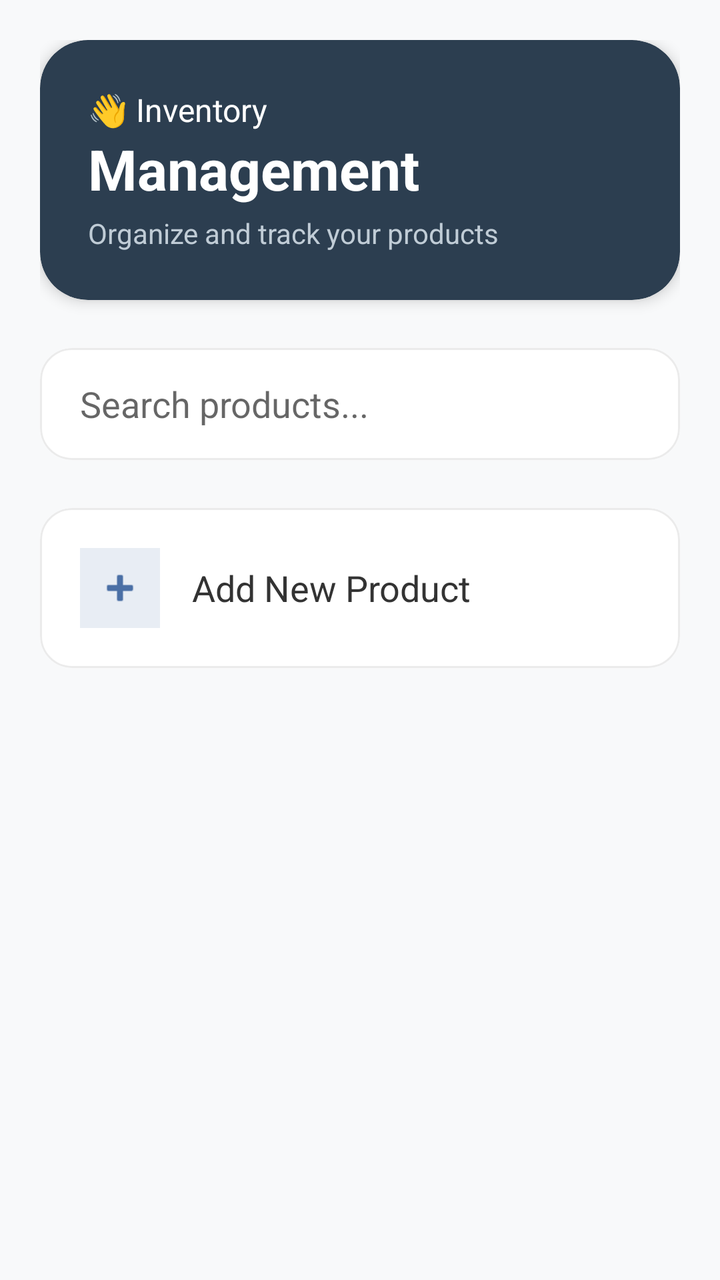
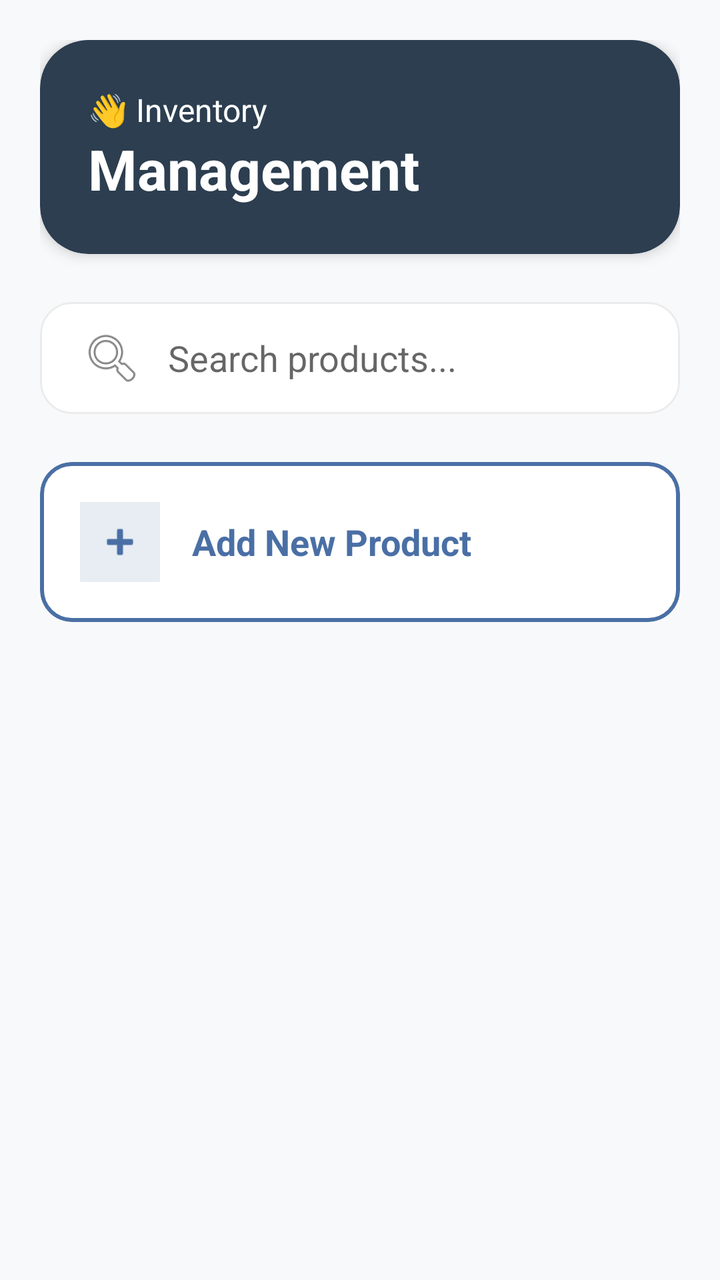

Two renders of the same Android screen: before a commit and after it. Below are the layout's source before the change and the commit's diff.
<!-- AndroidManifest.xml: application theme Theme.StockWise -->
<!-- res/layout/activity_inventory.xml -->
<?xml version="1.0" encoding="utf-8"?>
<LinearLayout xmlns:android="http://schemas.android.com/apk/res/android"
    xmlns:app="http://schemas.android.com/apk/res-auto"
    android:layout_width="match_parent"
    android:layout_height="match_parent"
    android:background="@color/background_light"
    android:orientation="vertical"
    android:padding="20dp">

    
    <com.google.android.material.card.MaterialCardView
        android:layout_width="match_parent"
        android:layout_height="wrap_content"
        android:layout_marginBottom="24dp"
        app:cardBackgroundColor="#2C3E50"
        app:cardCornerRadius="24dp"
        app:cardElevation="4dp">

        <LinearLayout
            android:layout_width="match_parent"
            android:layout_height="wrap_content"
            android:orientation="vertical"
            android:padding="24dp">

            <TextView
                android:layout_width="wrap_content"
                android:layout_height="wrap_content"
                android:text="👋 Inventory"
                android:textColor="#FFFFFF"
                android:textSize="16sp" />

            <TextView
                android:layout_width="wrap_content"
                android:layout_height="wrap_content"
                android:text="Management"
                android:textColor="#FFFFFF"
                android:textSize="28sp"
                android:textStyle="bold" />

            <TextView
                android:layout_width="wrap_content"
                android:layout_height="wrap_content"
                android:layout_marginTop="4dp"
                android:text="Organize and track your products"
                android:textColor="#C0CCD6"
                android:textSize="14sp" />
        </LinearLayout>
    </com.google.android.material.card.MaterialCardView>

    <com.google.android.material.card.MaterialCardView
        android:layout_width="match_parent"
        android:layout_height="56dp"
        android:layout_marginBottom="24dp"
        app:cardBackgroundColor="#FFFFFF"
        app:cardCornerRadius="16dp"
        app:cardElevation="0dp"
        app:strokeColor="@color/card_border"
        app:strokeWidth="1dp">

        <EditText
            android:layout_width="match_parent"
            android:layout_height="match_parent"
            android:background="@null"
            android:hint="Search products..."
            android:paddingHorizontal="20dp"
            android:inputType="text" />
    </com.google.android.material.card.MaterialCardView>

    <com.google.android.material.card.MaterialCardView
        android:id="@+id/btnAddProduct"
        android:layout_width="match_parent"
        android:layout_height="wrap_content"
        android:clickable="true"
        android:focusable="true"
        app:cardBackgroundColor="#FFFFFF"
        app:cardCornerRadius="16dp"
        app:cardElevation="0dp"
        app:strokeColor="@color/card_border"
        app:strokeWidth="1dp">

        <LinearLayout
            android:layout_width="match_parent"
            android:layout_height="wrap_content"
            android:gravity="center_vertical"
            android:orientation="horizontal"
            android:padding="20dp">

            <ImageView
                android:layout_width="40dp"
                android:layout_height="40dp"
                android:background="#E8EDF4"
                android:padding="8dp"
                android:src="@android:drawable/ic_input_add"
                app:tint="@color/rich_blue" />

            <TextView
                android:layout_width="0dp"
                android:layout_height="wrap_content"
                android:layout_marginStart="16dp"
                android:layout_weight="1"
                android:text="Add New Product"
                android:textColor="#333333"
                android:textSize="18sp"
                android:textStyle="normal" />
        </LinearLayout>
    </com.google.android.material.card.MaterialCardView>

</LinearLayout>
<!-- resources referenced by this layout -->
<resources>
  <color name="background_light">#F8F9FA</color>
  <color name="card_border">#EBEBEB</color>
  <color name="rich_blue">#4A6FA5</color>
  <style name="Theme.StockWise" parent="Theme.MaterialComponents.DayNight.NoActionBar">
          
          <item name="colorPrimary">@color/purple_500</item>
          <item name="colorPrimaryVariant">@color/purple_700</item>
          <item name="colorOnPrimary">@color/white</item>
          
          <item name="colorSecondary">@color/teal_200</item>
          <item name="colorSecondaryVariant">@color/teal_700</item>
          <item name="colorOnSecondary">@color/black</item>
          
          <item name="android:statusBarColor">?attr/colorPrimaryVariant</item>
          
          <item name="android:windowBackground">@drawable/stock</item>
          <item name="android:windowFullscreen">true</item>
  
      </style>
  <color name="purple_500">#FF6200EE</color>
  <color name="purple_700">#FF3700B3</color>
  <color name="white">#FFFFFFFF</color>
  <color name="teal_200">#FF03DAC5</color>
  <color name="teal_700">#FF018786</color>
  <color name="black">#FF000000</color>
  <!-- drawable stock: png bitmap (drawable, 66246 bytes) -->
</resources>

<!-- the commit's change to res/layout/activity_inventory.xml (unified diff, before → after) -->
@@ -1,13 +1,12 @@
-<?xml version="1.0" encoding="utf-8"?>
 <LinearLayout xmlns:android="http://schemas.android.com/apk/res/android"
     xmlns:app="http://schemas.android.com/apk/res-auto"
+    android:id="@+id/main"
     android:layout_width="match_parent"
     android:layout_height="match_parent"
     android:background="@color/background_light"
     android:orientation="vertical"
     android:padding="20dp">
 
-    
     <com.google.android.material.card.MaterialCardView
         android:layout_width="match_parent"
         android:layout_height="wrap_content"
@@ -36,14 +35,6 @@
                 android:textColor="#FFFFFF"
                 android:textSize="28sp"
                 android:textStyle="bold" />
-
-            <TextView
-                android:layout_width="wrap_content"
-                android:layout_height="wrap_content"
-                android:layout_marginTop="4dp"
-                android:text="Organize and track your products"
-                android:textColor="#C0CCD6"
-                android:textSize="14sp" />
         </LinearLayout>
     </com.google.android.material.card.MaterialCardView>
 
@@ -61,6 +52,8 @@
             android:layout_width="match_parent"
             android:layout_height="match_parent"
             android:background="@null"
+            android:drawableStart="@android:drawable/ic_menu_search"
+            android:drawablePadding="12dp"
             android:hint="Search products..."
             android:paddingHorizontal="20dp"
             android:inputType="text" />
@@ -72,11 +65,12 @@
         android:layout_height="wrap_content"
         android:clickable="true"
         android:focusable="true"
+        android:foreground="?attr/selectableItemBackground"
         app:cardBackgroundColor="#FFFFFF"
         app:cardCornerRadius="16dp"
         app:cardElevation="0dp"
-        app:strokeColor="@color/card_border"
-        app:strokeWidth="1dp">
+        app:strokeColor="@color/rich_blue"
+        app:strokeWidth="2dp">
 
         <LinearLayout
             android:layout_width="match_parent"
@@ -99,9 +93,9 @@
                 android:layout_marginStart="16dp"
                 android:layout_weight="1"
                 android:text="Add New Product"
-                android:textColor="#333333"
+                android:textColor="@color/rich_blue"
                 android:textSize="18sp"
-                android:textStyle="normal" />
+                android:textStyle="bold" />
         </LinearLayout>
     </com.google.android.material.card.MaterialCardView>
 
